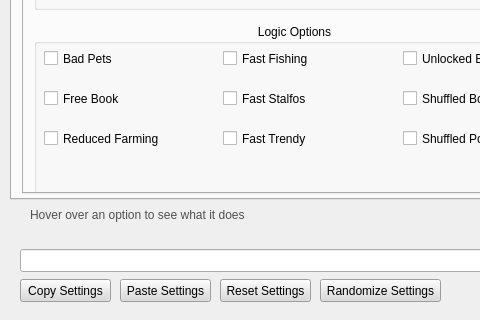
Qt form RandomizerUI/UI/ui_form.ui (Owen-Splat/LAS-Randomizer) before a commit; both pictures show x 0 to 480 and y 330 to 650 of the 780 by 650 pixel window.
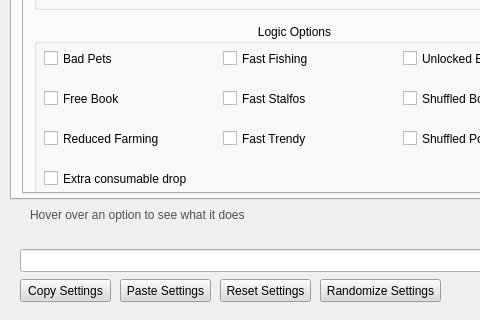
The same form after that commit. The open tabs and pages were chosen to show the change.

Commit message: Updated branch to latest Owen's updates (20240328)

Diff of the .ui file:
```diff
--- a/RandomizerUI/UI/ui_form.ui
+++ b/RandomizerUI/UI/ui_form.ui
@@ -1464,6 +1464,28 @@
           <string>Free Book</string>
          </property>
         </widget>
+        <widget class="QCheckBox" name="extendedConsumableCheck">
+         <property name="geometry">
+          <rect>
+           <x>10</x>
+           <y>144</y>
+           <width>151</width>
+           <height>21</height>
+          </rect>
+         </property>
+         <property name="toolTip">
+          <string/>
+         </property>
+         <property name="whatsThis">
+          <string>Allows grass to drop arrows, bombs and powder (if owned)</string>
+         </property>
+         <property name="text">
+          <string>Extra consumable drop</string>
+         </property>
+         <property name="checkable">
+          <bool>true</bool>
+         </property>
+        </widget>
        </widget>
        <widget class="QGroupBox" name="groupBox_7">
         <property name="geometry">
```
The commit also changes 2 other files.
